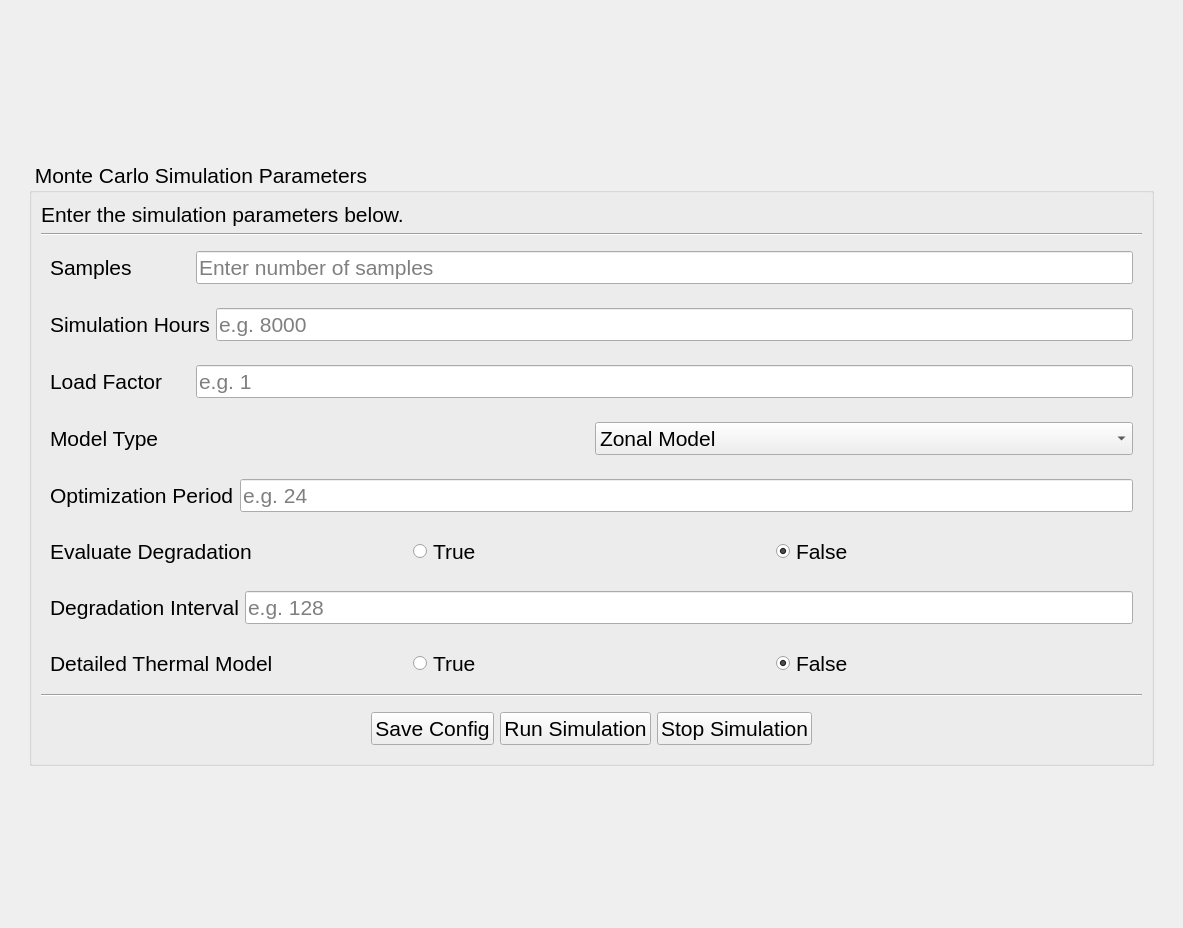
Before: the Qt Designer form progress/ui/forms/simulation/simulation.ui in sandialabs/snl-progress, drawn with Qt 5.
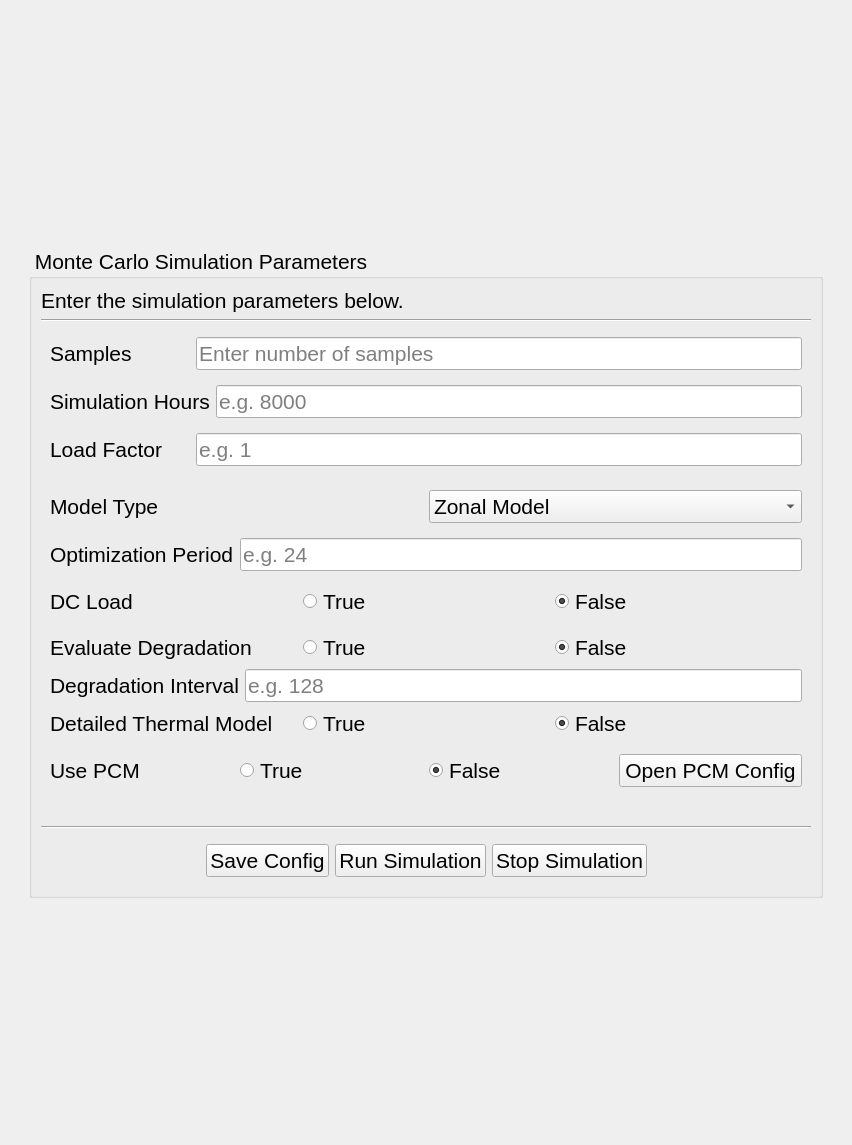
After: the same form once the commit is applied.

Commit message: bug: fix spacing for simulation page and program UI logic

Patch:
```diff
--- a/progress/ui/forms/simulation/simulation.ui
+++ b/progress/ui/forms/simulation/simulation.ui
@@ -6,8 +6,8 @@
    <rect>
     <x>0</x>
     <y>0</y>
-    <width>1183</width>
-    <height>928</height>
+    <width>852</width>
+    <height>1145</height>
    </rect>
   </property>
   <property name="windowTitle">
@@ -79,6 +79,9 @@
                <enum>QFrame::NoFrame</enum>
               </property>
               <layout class="QHBoxLayout" name="horizontalLayout_samples">
+               <property name="bottomMargin">
+                <number>0</number>
+               </property>
                <item>
                 <widget class="QLabel" name="label_samples">
                  <property name="minimumSize">
@@ -108,6 +111,9 @@
                <enum>QFrame::NoFrame</enum>
               </property>
               <layout class="QHBoxLayout" name="horizontalLayout_hours">
+               <property name="bottomMargin">
+                <number>0</number>
+               </property>
                <item>
                 <widget class="QLabel" name="label_hours">
                  <property name="minimumSize">
@@ -172,6 +178,9 @@
                <enum>QFrame::NoFrame</enum>
               </property>
               <layout class="QHBoxLayout" name="horizontalLayout_model_type">
+               <property name="bottomMargin">
+                <number>0</number>
+               </property>
                <item>
                 <widget class="QLabel" name="label_model_type">
                  <property name="minimumSize">
@@ -216,6 +225,9 @@
                <enum>QFrame::Plain</enum>
               </property>
               <layout class="QHBoxLayout" name="horizontalLayout_2">
+               <property name="bottomMargin">
+                <number>0</number>
+               </property>
                <item>
                 <widget class="QLabel" name="label_opt_period">
                  <property name="minimumSize">
@@ -251,6 +263,45 @@
               </layout>
              </widget>
             </item>
+            <item>
+             <widget class="QFrame" name="frame_dc_load">
+              <property name="frameShape">
+               <enum>QFrame::NoFrame</enum>
+              </property>
+              <property name="frameShadow">
+               <enum>QFrame::Plain</enum>
+              </property>
+              <layout class="QHBoxLayout" name="horizontalLayout_6">
+               <property name="bottomMargin">
+                <number>0</number>
+               </property>
+               <item>
+                <widget class="QLabel" name="label_dc_load">
+                 <property name="text">
+                  <string>DC Load</string>
+                 </property>
+                </widget>
+               </item>
+               <item>
+                <widget class="QRadioButton" name="radio_dc_load_true">
+                 <property name="text">
+                  <string>True</string>
+                 </property>
+                </widget>
+               </item>
+               <item>
+                <widget class="QRadioButton" name="radio_dc_load_false">
+                 <property name="text">
+                  <string>False</string>
+                 </property>
+                 <property name="checked">
+                  <bool>true</bool>
+                 </property>
+                </widget>
+               </item>
+              </layout>
+             </widget>
+            </item>
             <item>
              <widget class="QFrame" name="frame_degradation_eval">
               <property name="minimumSize">
@@ -266,6 +317,9 @@
                <enum>QFrame::Raised</enum>
               </property>
               <layout class="QHBoxLayout" name="horizontalLayout_3">
+               <property name="bottomMargin">
+                <number>0</number>
+               </property>
                <item>
                 <widget class="QLabel" name="label_degradation_eval">
                  <property name="text">
@@ -302,6 +356,12 @@
                <enum>QFrame::Raised</enum>
               </property>
               <layout class="QHBoxLayout" name="horizontalLayout_4">
+               <property name="topMargin">
+                <number>0</number>
+               </property>
+               <property name="bottomMargin">
+                <number>0</number>
+               </property>
                <item>
                 <widget class="QLabel" name="label_degradation_int">
                  <property name="minimumSize">
@@ -334,6 +394,12 @@
                <enum>QFrame::Raised</enum>
               </property>
               <layout class="QHBoxLayout" name="horizontalLayout_5">
+               <property name="topMargin">
+                <number>0</number>
+               </property>
+               <property name="bottomMargin">
+                <number>0</number>
+               </property>
                <item>
                 <widget class="QLabel" name="label_detailed_model">
                  <property name="minimumSize">
@@ -367,6 +433,60 @@
               </layout>
              </widget>
             </item>
+            <item>
+             <widget class="QFrame" name="frame_pcm_check">
+              <property name="frameShape">
+               <enum>QFrame::NoFrame</enum>
+              </property>
+              <property name="frameShadow">
+               <enum>QFrame::Plain</enum>
+              </property>
+              <layout class="QHBoxLayout" name="horizontalLayout_7">
+               <item>
+                <widget class="QLabel" name="label_use_pcm">
+                 <property name="text">
+                  <string>Use PCM</string>
+                 </property>
+                </widget>
+               </item>
+               <item>
+                <widget class="QRadioButton" name="radio_use_pcm_true">
+                 <property name="text">
+                  <string>True</string>
+                 </property>
+                </widget>
+               </item>
+               <item>
+                <widget class="QRadioButton" name="radio_use_pcm_false">
+                 <property name="text">
+                  <string>False</string>
+                 </property>
+                 <property name="checked">
+                  <bool>true</bool>
+                 </property>
+                </widget>
+               </item>
+               <item>
+                <widget class="QPushButton" name="pushButton">
+                 <property name="text">
+                  <string>Open PCM Config</string>
+                 </property>
+                </widget>
+               </item>
+              </layout>
+             </widget>
+            </item>
+            <item>
+             <widget class="QFrame" name="frame_pcm_params">
+              <property name="frameShape">
+               <enum>QFrame::NoFrame</enum>
+              </property>
+              <property name="frameShadow">
+               <enum>QFrame::Raised</enum>
+              </property>
+              <layout class="QVBoxLayout" name="verticalLayout"/>
+             </widget>
+            </item>
             <item>
              <widget class="QFrame" name="line_separator_2">
               <property name="frameShape">
```
Left out of the diff: 2 changed lines with no effect on the pictures. The commit also changes 6 other files.
